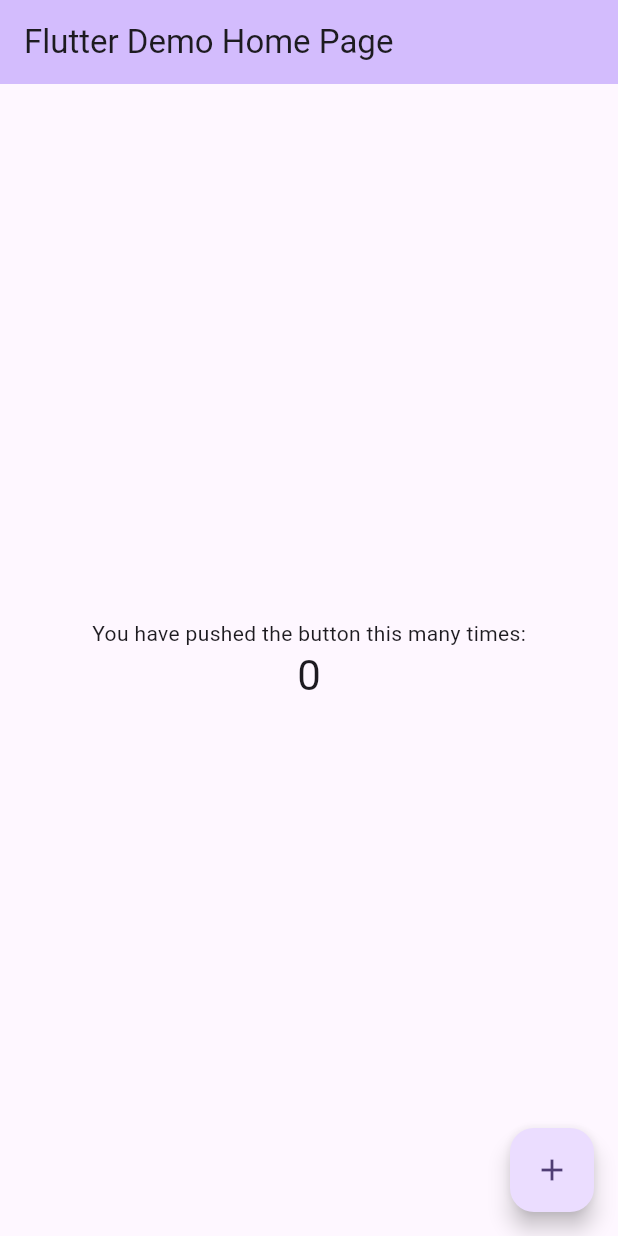
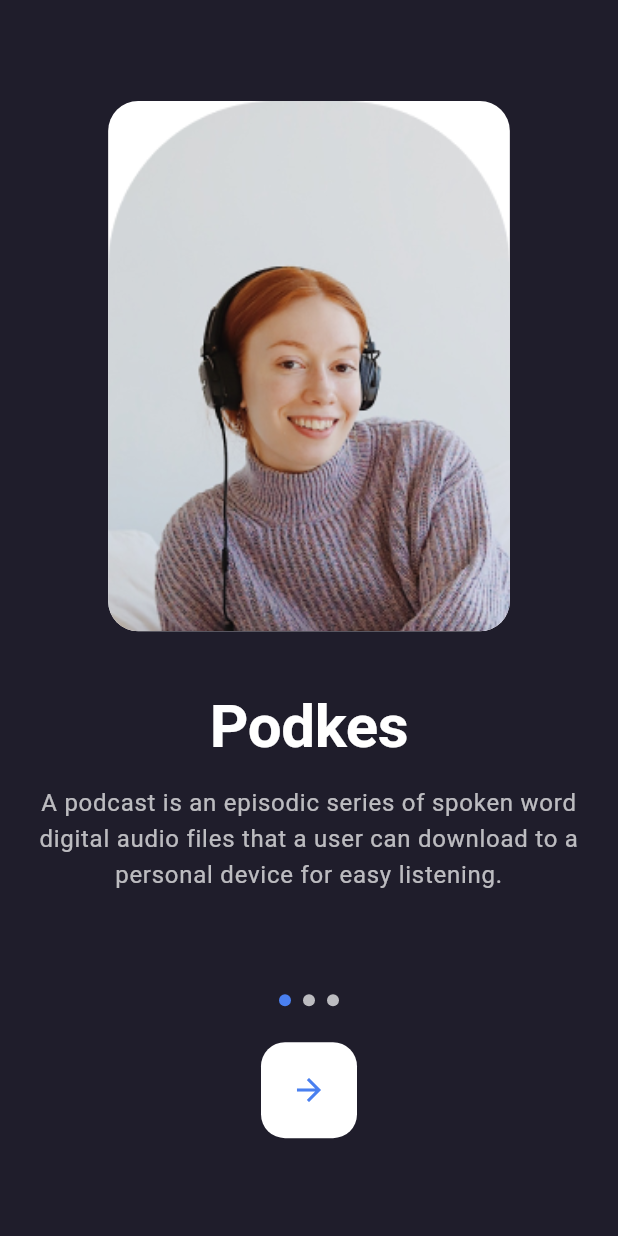
Before and after one commit to aliakin11/MusicAppFlutter, a Flutter app: the screen it shows after launch, on a phone screen of 412 x 824 dp. Run offline on Flutter 3.47's test engine with Material 3 defaults, Android fonts, the phone set to English and light mode, and no system bars.

Commit message:
App theme added, file structure created

```diff
--- /dev/null
+++ b/lib/constants/app_theme.dart
@@ -0,0 +1,35 @@
+import 'package:flutter/material.dart';
+
+class AppTheme {
+
+  static const Color background = Color(0xFF1F1D2B);
+  static const Color white = Colors.white;
+  static const Color accent = Color(0xFF4A80F0);
+
+
+  static const Color textLight = Colors.white;
+  static const Color textGrey = Colors.white70;
+
+
+  static ThemeData darkTheme = ThemeData(
+
+    scaffoldBackgroundColor: background,
+    primaryColor: accent,
+
+    brightness: Brightness.dark,
+    useMaterial3: true,
+
+    textTheme: const TextTheme(
+      displayLarge: TextStyle(
+        fontSize: 40,
+        fontWeight: FontWeight.bold,
+        color: textLight,
+      ),
+      bodyLarge: TextStyle(
+        fontSize: 16,
+        color: textGrey,
+        height: 1.5,
+      ),
+    ),
+  );
+}
--- a/lib/main.dart
+++ b/lib/main.dart
@@ -1,4 +1,6 @@
 import 'package:flutter/material.dart';
+import 'package:music_app/constants/app_theme.dart';
+import 'package:music_app/screens/onboarding_screen.dart';
 
 void main() {
   runApp(const MyApp());
@@ -7,45 +9,19 @@ void main() {
 class MyApp extends StatelessWidget {
   const MyApp({super.key});
 
-  // This widget is the root of your application.
   @override
   Widget build(BuildContext context) {
     return MaterialApp(
-      title: 'Flutter Demo',
-      theme: ThemeData(
-        // This is the theme of your application.
-        //
-        // TRY THIS: Try running your application with "flutter run". You'll see
-        // the application has a purple toolbar. Then, without quitting the app,
-        // try changing the seedColor in the colorScheme below to Colors.green
-        // and then invoke "hot reload" (save your changes or press the "hot
-        // reload" button in a Flutter-supported IDE, or press "r" if you used
-        // the command line to start the app).
-        //
-        // Notice that the counter didn't reset back to zero; the application
-        // state is not lost during the reload. To reset the state, use hot
-        // restart instead.
-        //
-        // This works for code too, not just values: Most code changes can be
-        // tested with just a hot reload.
-        colorScheme: ColorScheme.fromSeed(seedColor: Colors.deepPurple),
-      ),
-      home: const MyHomePage(title: 'Flutter Demo Home Page'),
+      title: 'Podkes',
+      debugShowCheckedModeBanner: false,
+      theme: AppTheme.darkTheme,
+      home: const OnboardingScreen(),
     );
   }
 }
 
 class MyHomePage extends StatefulWidget {
   const MyHomePage({super.key, required this.title});
-
-  // This widget is the home page of your application. It is stateful, meaning
-  // that it has a State object (defined below) that contains fields that affect
-  // how it looks.
-
-  // This class is the configuration for the state. It holds the values (in this
-  // case the title) provided by the parent (in this case the App widget) and
-  // used by the build method of the State. Fields in a Widget subclass are
-  // always marked "final".
 
   final String title;
 
@@ -58,65 +34,51 @@ class _MyHomePageState extends State<MyHomePage> {
 
   void _incrementCounter() {
     setState(() {
-      // This call to setState tells the Flutter framework that something has
-      // changed in this State, which causes it to rerun the build method below
-      // so that the display can reflect the updated values. If we changed
-      // _counter without calling setState(), then the build method would not be
-      // called again, and so nothing would appear to happen.
       _counter++;
     });
   }
 
   @override
   Widget build(BuildContext context) {
-    // This method is rerun every time setState is called, for instance as done
-    // by the _incrementCounter method above.
-    //
-    // The Flutter framework has been optimized to make rerunning build methods
-    // fast, so that you can just rebuild anything that needs updating rather
-    // than having to individually change instances of widgets.
     return Scaffold(
       appBar: AppBar(
-        // TRY THIS: Try changing the color here to a specific color (to
-        // Colors.amber, perhaps?) and trigger a hot reload to see the AppBar
-        // change color while the other colors stay the same.
-        backgroundColor: Theme.of(context).colorScheme.inversePrimary,
-        // Here we take the value from the MyHomePage object that was created by
-        // the App.build method, and use it to set our appbar title.
-        title: Text(widget.title),
+        backgroundColor: AppTheme.accent,
+        centerTitle: true,
+        title: Text(
+          widget.title,
+          style: const TextStyle(
+            color: AppTheme.textLight,
+            fontSize: 20,
+            fontWeight: FontWeight.w500,
+          ),
+        ),
       ),
       body: Center(
-        // Center is a layout widget. It takes a single child and positions it
-        // in the middle of the parent.
         child: Column(
-          // Column is also a layout widget. It takes a list of children and
-          // arranges them vertically. By default, it sizes itself to fit its
-          // children horizontally, and tries to be as tall as its parent.
-          //
-          // Column has various properties to control how it sizes itself and
-          // how it positions its children. Here we use mainAxisAlignment to
-          // center the children vertically; the main axis here is the vertical
-          // axis because Columns are vertical (the cross axis would be
-          // horizontal).
-          //
-          // TRY THIS: Invoke "debug painting" (choose the "Toggle Debug Paint"
-          // action in the IDE, or press "p" in the console), to see the
-          // wireframe for each widget.
           mainAxisAlignment: MainAxisAlignment.center,
           children: <Widget>[
-            const Text('You have pushed the button this many times:'),
+            const Text(
+              'You have pushed the button this many times:',
+              style: TextStyle(color: AppTheme.textGrey),
+            ),
             Text(
               '$_counter',
-              style: Theme.of(context).textTheme.headlineMedium,
+              style: Theme.of(context).textTheme.displayLarge,
             ),
           ],
         ),
       ),
       floatingActionButton: FloatingActionButton(
         onPressed: _incrementCounter,
-        tooltip: 'Increment',
-        child: const Icon(Icons.add),
-      ), // This trailing comma makes auto-formatting nicer for build methods.
+        backgroundColor: AppTheme.accent,
+        shape: RoundedRectangleBorder(
+          borderRadius: BorderRadius.circular(16),
+        ),
+        child: const Icon(
+          Icons.add,
+          color: AppTheme.white,
+        ),
+      ),
     );
   }
 }
--- /dev/null
+++ b/lib/models/onboarding_model.dart
@@ -0,0 +1,11 @@
+class OnboardingModel {
+  final String title;
+  final String description;
+  final String? imagePath;
+
+  OnboardingModel({
+    required this.title,
+    required this.description,
+    this.imagePath,
+  });
+}
--- /dev/null
+++ b/lib/screens/onboarding_screen.dart
@@ -0,0 +1,169 @@
+import 'package:flutter/material.dart';
+import 'package:music_app/constants/app_theme.dart';
+import 'package:music_app/models/onboarding_model.dart';
+
+class OnboardingScreen extends StatefulWidget {
+  const OnboardingScreen({super.key});
+
+  @override
+  State<OnboardingScreen> createState() => _OnboardingScreenState();
+}
+
+class _OnboardingScreenState extends State<OnboardingScreen> {
+  final PageController _pageController = PageController();
+  int _currentPage = 0;
+
+  final List<OnboardingModel> _pages = [
+    OnboardingModel(
+      title: 'Podkes',
+      description: 'A podcast is an episodic series of spoken word digital audio files that a user can download to a personal device for easy listening.',
+      imagePath: 'assets/images/onboarding1.png',
+    ),
+    OnboardingModel(
+      title: 'Discover',
+      description: 'Discover new podcasts and episodes.',
+      imagePath: 'assets/images/onboarding2.png',
+    ),
+    OnboardingModel(
+      title: 'Listen',
+      description: 'Listen to your favorite podcasts.',
+      imagePath: 'assets/images/onboarding3.png',
+    ),
+
+  ];
+
+  @override
+  Widget build(BuildContext context) {
+    final size = MediaQuery.of(context).size;
+
+    return Scaffold(
+      body: SafeArea(
+        child: Column(
+          children: [
+            Expanded(
+              child: PageView.builder(
+                controller: _pageController,
+                onPageChanged: (index) {
+                  setState(() {
+                    _currentPage = index;
+                  });
+                },
+                itemCount: _pages.length,
+                itemBuilder: (context, index) {
+                  return _buildPage(_pages[index]);
+                },
+              ),
+            ),
+            _buildIndicator(),
+            _buildNextButton(),
+            SizedBox(height: size.height * 0.05),
+          ],
+        ),
+      ),
+    );
+  }
+
+  Widget _buildPage(OnboardingModel page) {
+
+    final size = MediaQuery.of(context).size;
+
+
+    final imageWidth = size.width * 0.65;
+
+    final imageHeight = imageWidth * 1.32;
+
+    return Padding(
+      padding: const EdgeInsets.all(24.0),
+      child: Column(
+        mainAxisAlignment: MainAxisAlignment.center,
+        children: [
+          if (page.imagePath != null) ...[
+            Container(
+              width: imageWidth,
+              height: imageHeight,
+              decoration: BoxDecoration(
+                borderRadius: const BorderRadius.all(
+                  Radius.circular(20),
+                ),
+                color: AppTheme.white,
+              ),
+              child: ClipRRect(
+                borderRadius: const BorderRadius.all(
+                  Radius.circular(20),
+                ),
+                child: Image.asset(
+                  page.imagePath!,
+                  fit: BoxFit.cover,
+                ),
+              ),
+            ),
+            SizedBox(height: size.height * 0.05),
+          ],
+          Text(
+            page.title,
+            style: Theme.of(context).textTheme.displayLarge,
+            textAlign: TextAlign.center,
+          ),
+          SizedBox(height: size.height * 0.02),
+          Text(
+            page.description,
+            style: Theme.of(context).textTheme.bodyLarge,
+            textAlign: TextAlign.center,
+          ),
+        ],
+      ),
+    );
+  }
+
+  Widget _buildIndicator() {
+    return Row(
+      mainAxisAlignment: MainAxisAlignment.center,
+      children: List.generate(
+        _pages.length,
+        (index) => Container(
+          margin: const EdgeInsets.symmetric(horizontal: 4),
+          width: 8,
+          height: 8,
+          decoration: BoxDecoration(
+            shape: BoxShape.circle,
+            color: _currentPage == index
+                ? AppTheme.accent
+                : AppTheme.textGrey,
+          ),
+        ),
+      ),
+    );
+  }
+
+  Widget _buildNextButton() {
+    return Padding(
+      padding: const EdgeInsets.all(24.0),
+      child: GestureDetector(
+        onTap: () {
+          if (_currentPage < _pages.length - 1) {
+            _pageController.nextPage(
+              duration: const Duration(milliseconds: 300),
+              curve: Curves.easeIn,
+            );
+          } else {
+
+          }
+        },
+        child: Container(
+          width: 64,
+          height: 64,
+          decoration: BoxDecoration(
+            shape: BoxShape.rectangle,
+            borderRadius: BorderRadius.circular(16),
+            color: AppTheme.white,
+          ),
+          child: Icon(
+            Icons.arrow_forward,
+            color: AppTheme.accent,
+            size: 24,
+          ),
+        ),
+      ),
+    );
+  }
+}
--- a/pubspec.yaml
+++ b/pubspec.yaml
@@ -58,9 +58,8 @@ flutter:
   uses-material-design: true
 
   # To add assets to your application, add an assets section, like this:
-  # assets:
-  #   - images/a_dot_burr.jpeg
-  #   - images/a_dot_ham.jpeg
+  assets:
+    - assets/images/
 
   # An image asset can refer to one or more resolution-specific "variants", see
   # https://flutter.dev/to/resolution-aware-images
```
Also changed, not shown: assets/images/onboarding1.png (added).
